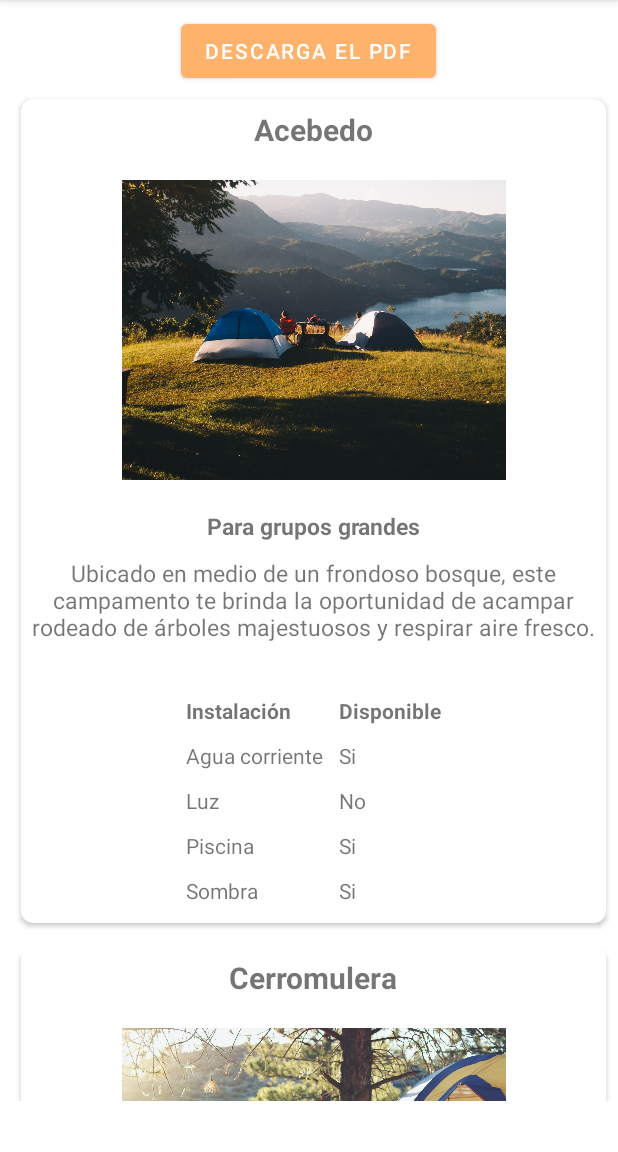
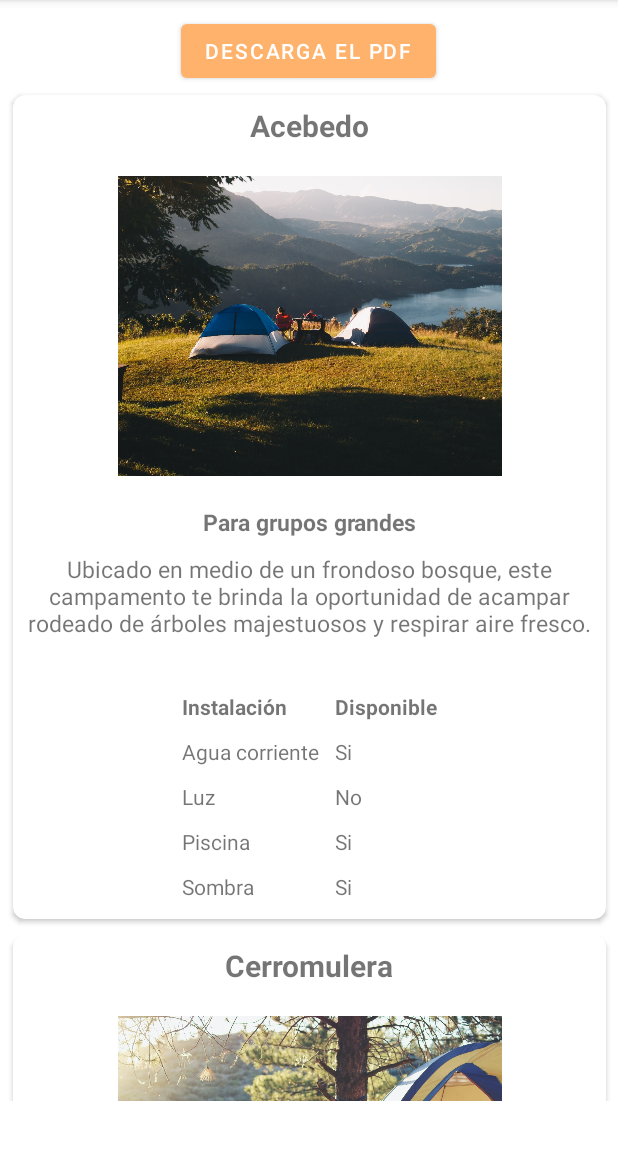
Before and after one commit to victxrms/PNET, an Android app: the fragment SalasFragment shown on its own in the app's theme, after a tap on "DESCARGA EL PDF", on a phone screen of 412 x 824 dp, the part 84-1236 px from its top. Run offline under Robolectric (Android 15) with nearby library versions, the phone set to English and light mode, and no system bars; libraries missing offline, so code that uses them is left out: com.itextpdf.text.

Commit message:
añadido toasts para creacion de pdf y colocado bien recycler view de salas

```diff
--- a/DesarrolloAndroid/proyectoFinal/app/build.gradle
+++ b/DesarrolloAndroid/proyectoFinal/app/build.gradle
@@ -63,4 +63,5 @@ dependencies {
     implementation 'com.google.android.gms:play-services-maps:17.0.0'
     implementation 'com.google.firebase:firebase-crashlytics-buildtools:2.8.1'
     implementation 'com.itextpdf:itextpdf:5.5.13.2'
+    implementation 'com.itextpdf:itext7-core:7.1.15'
 }
--- a/DesarrolloAndroid/proyectoFinal/app/src/main/java/com/vivac/proyectofinal/ui/salas/SalasFragment.kt
+++ b/DesarrolloAndroid/proyectoFinal/app/src/main/java/com/vivac/proyectofinal/ui/salas/SalasFragment.kt
@@ -59,7 +59,7 @@ class SalasFragment : Fragment() {
         val btnPDF: Button = root.findViewById(com.vivac.proyectofinal.R.id.buttonPDF)
 
         btnPDF.setOnClickListener {
-            Toast.makeText(requireContext(), "PDF creado!", Toast.LENGTH_SHORT).show()
+            Toast.makeText(requireContext(), "Creando PDF", Toast.LENGTH_SHORT).show()
             val position = 0
             recyclerView.smoothScrollToPosition(position)
 
@@ -136,6 +136,8 @@ class SalasFragment : Fragment() {
         documento.add(imagen)
 
         documento.close()
+
+        Toast.makeText(requireContext(), "¡PDF creado!", Toast.LENGTH_SHORT).show()
     }
 
 }
--- a/DesarrolloAndroid/proyectoFinal/app/src/main/res/layout/fragment_salas.xml
+++ b/DesarrolloAndroid/proyectoFinal/app/src/main/res/layout/fragment_salas.xml
@@ -4,6 +4,7 @@
     xmlns:tools="http://schemas.android.com/tools"
     android:layout_width="match_parent"
     android:layout_height="match_parent"
+    android:layout_gravity="center_horizontal"
     tools:context=".ui.reservas.ReservasFragment">
 
     <androidx.recyclerview.widget.RecyclerView
@@ -11,7 +12,7 @@
         android:layout_width="406dp"
         android:layout_height="676dp"
         app:layout_constraintEnd_toEndOf="parent"
-        app:layout_constraintHorizontal_bias="1.0"
+        app:layout_constraintHorizontal_bias="0.5"
         app:layout_constraintStart_toStartOf="parent"
         app:layout_constraintTop_toBottomOf="@+id/buttonPDF" />
 
--- a/DesarrolloAndroid/proyectoFinal/app/src/main/res/layout/list_item_sala.xml
+++ b/DesarrolloAndroid/proyectoFinal/app/src/main/res/layout/list_item_sala.xml
@@ -4,7 +4,8 @@
     xmlns:tools="http://schemas.android.com/tools"
     android:layout_width="match_parent"
     android:layout_height="wrap_content"
-    android:layout_margin="8dp"
+    android:layout_gravity="center_horizontal"
+    android:layout_margin="5dp"
     app:cardCornerRadius="8dp">
 
     <LinearLayout
```
